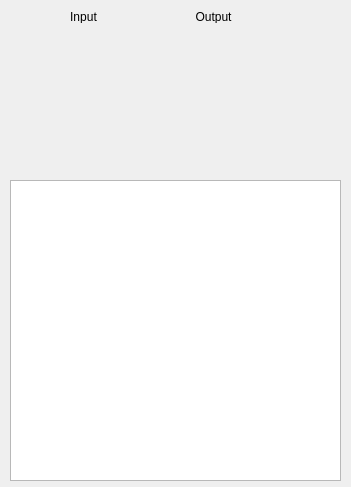
This is infodialog.ui in AceOfSnakes/AvrPioRemote as Qt 5 draws it before an edit. The edited form follows.
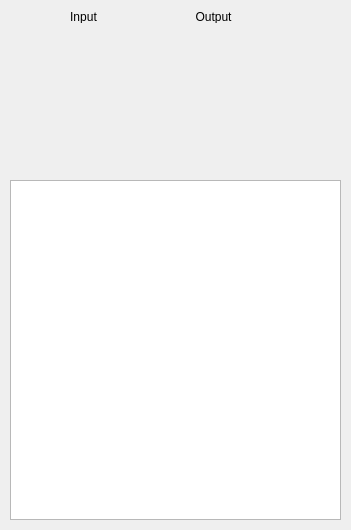
This is the edited form.

Commit message: Fix broken theme when folder wityh programm contains dollar sign

```diff
--- a/infodialog.ui
+++ b/infodialog.ui
@@ -7,9 +7,15 @@
     <x>0</x>
     <y>0</y>
     <width>351</width>
-    <height>487</height>
+    <height>530</height>
    </rect>
   </property>
+  <property name="sizePolicy">
+   <sizepolicy hsizetype="Expanding" vsizetype="Expanding">
+    <horstretch>0</horstretch>
+    <verstretch>0</verstretch>
+   </sizepolicy>
+  </property>
   <property name="windowTitle">
    <string>Information</string>
   </property>
@@ -51,9 +57,12 @@
      <x>10</x>
      <y>180</y>
      <width>331</width>
-     <height>301</height>
+     <height>340</height>
     </rect>
    </property>
+   <property name="sizeAdjustPolicy">
+    <enum>QAbstractScrollArea::AdjustToContents</enum>
+   </property>
    <property name="readOnly">
     <bool>true</bool>
    </property>
```
The commit also changes 1 other file.
